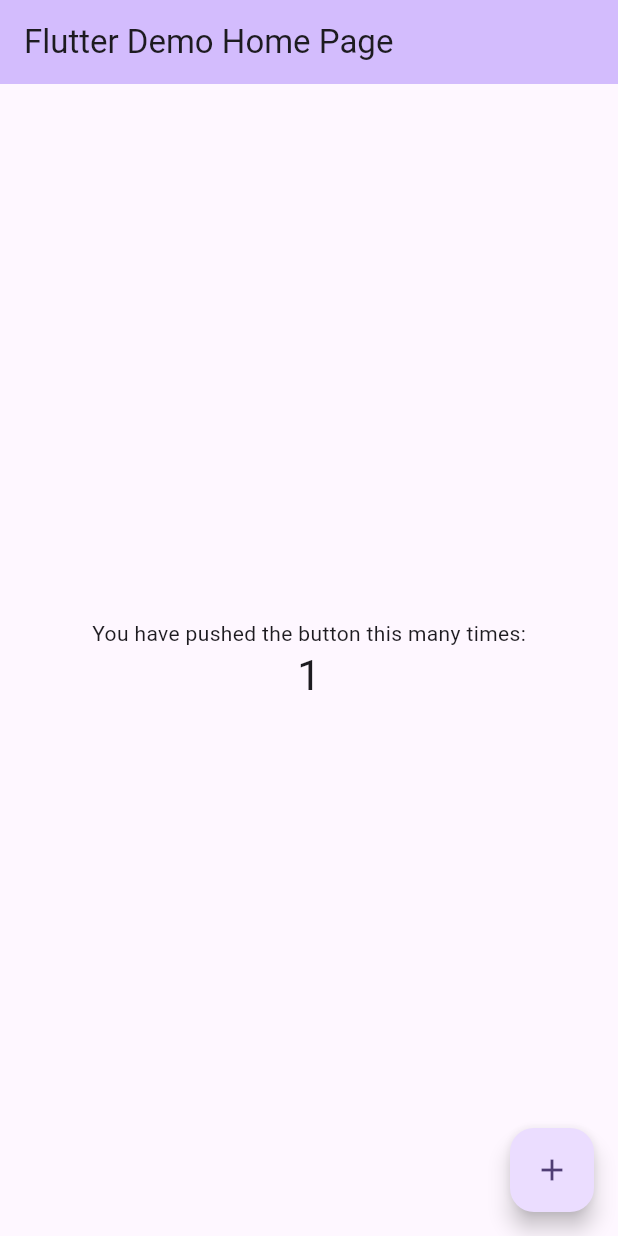
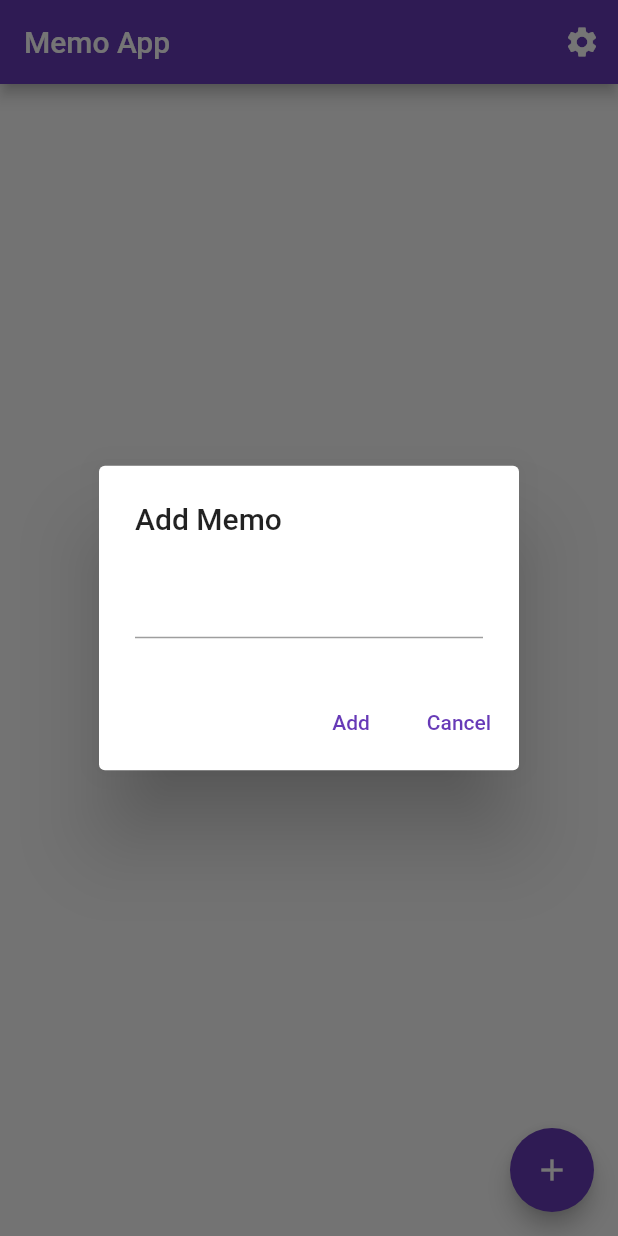
Before and after one commit to 3mako/flutter_application_1, a Flutter app: the screen it shows after launch, after a tap on the "add" icon, on a phone screen of 412 x 824 dp. Run offline on Flutter 3.47's test engine with Material 2 defaults, Android fonts, the phone set to English and light mode, and no system bars; our stand-ins replace sqflite; accounts and stored records are empty.

Commit message:
baseになるメモアプリ

```diff
--- a/lib/main.dart
+++ b/lib/main.dart
@@ -1,131 +1,212 @@
 import 'package:flutter/material.dart';
+
 void main() {
-  runApp(const MyApp());
+  runApp(MemoApp());
 }
 
-// makoto
-
-class MyApp extends StatelessWidget {
-  const MyApp({super.key});
-
-  // This widget is the root of your application.
+class MemoApp extends StatelessWidget {
   @override
   Widget build(BuildContext context) {
     return MaterialApp(
-      title: 'Flutter',
+      title: 'Memo App',
       theme: ThemeData(
-        // This is the theme of your application.
-        //
-        // TRY THIS: Try running your application with "flutter run". You'll see
-        // the application has a blue toolbar. Then, without quitting the app,
-        // try changing the seedColor in the colorScheme below to Colors.green
-        // and then invoke "hot reload" (save your changes or press the "hot
-        // reload" button in a Flutter-supported IDE, or press "r" if you used
-        // the command line to start the app).
-        //
-        // Notice that the counter didn't reset back to zero; the application
-        // state is not lost during the reload. To reset the state, use hot
-        // restart instead.
-        //
-        // This works for code too, not just values: Most code changes can be
-        // tested with just a hot reload.
-        colorScheme: ColorScheme.fromSeed(seedColor: Colors.deepPurple),
-        useMaterial3: true,
+        primarySwatch: Colors.deepPurple,
+        fontFamily: 'Roboto',
       ),
-      home: const MyHomePage(title: 'Flutter Demo Home Page'),
+      home: MemoListScreen(),
     );
   }
 }
 
-class MyHomePage extends StatefulWidget {
-  const MyHomePage({super.key, required this.title});
+class MemoListScreen extends StatefulWidget {
+  @override
+  _MemoListScreenState createState() => _MemoListScreenState();
+}
 
-  // This widget is the home page of your application. It is stateful, meaning
-  // that it has a State object (defined below) that contains fields that affect
-  // how it looks.
-
-  // This class is the configuration for the state. It holds the values (in this
-  // case the title) provided by the parent (in this case the App widget) and
-  // used by the build method of the State. Fields in a Widget subclass are
-  // always marked "final".
-
-  final String title;
+class _MemoListScreenState extends State<MemoListScreen> {
+  List<String> memos = [];
 
   @override
-  State<MyHomePage> createState() => _MyHomePageState();
+  Widget build(BuildContext context) {
+    return Scaffold(
+      appBar: AppBar(
+        title: Text('Memo App'),
+        actions: [
+          IconButton(
+            icon: Icon(Icons.settings),
+            onPressed: () {
+              // メニューなどの設定画面に遷移する処理を追加
+            },
+          ),
+        ],
+      ),
+      body: ListView.builder(
+        itemCount: memos.length,
+        itemBuilder: (context, index) {
+          return Dismissible(
+            key: Key(memos[index]),
+            direction: DismissDirection.endToStart,
+            background: Container(
+              color: Colors.red,
+              alignment: Alignment.centerRight,
+              padding: EdgeInsets.symmetric(horizontal: 16),
+              child: Icon(
+                Icons.delete,
+                color: Colors.white,
+              ),
+            ),
+            onDismissed: (direction) {
+              _deleteMemo(index);
+            },
+            child: Padding(
+              padding: EdgeInsets.symmetric(horizontal: 16, vertical: 8),
+              child: Card(
+                elevation: 4,
+                shape: RoundedRectangleBorder(
+                  borderRadius: BorderRadius.circular(8),
+                ),
+                child: ListTile(
+                  title: Text(
+                    memos[index],
+                    style: TextStyle(
+                      fontWeight: FontWeight.bold,
+                      fontSize: 16,
+                    ),
+                  ),
+                  subtitle: Text(
+                    'Created: ${DateTime.now().toString()}',
+                    style: TextStyle(
+                      fontStyle: FontStyle.italic,
+                    ),
+                  ),
+                  trailing: Icon(
+                    Icons.chevron_right,
+                    color: Colors.deepPurple,
+                  ),
+                  onTap: () {
+                    _navigateToMemoDetail(context, index);
+                  },
+                ),
+              ),
+            ),
+          );
+        },
+      ),
+      floatingActionButton: FloatingActionButton(
+        onPressed: () {
+          _showAddMemoDialog(context);
+        },
+        child: Icon(Icons.add),
+      ),
+    );
+  }
+
+  void _navigateToMemoDetail(BuildContext context, int index) async {
+    final editedMemo = await Navigator.push(
+      context,
+      MaterialPageRoute(
+        builder: (context) => MemoDetailScreen(memo: memos[index]),
+      ),
+    );
+
+    if (editedMemo != null) {
+      setState(() {
+        memos[index] = editedMemo;
+      });
+    }
+  }
+
+  void _showAddMemoDialog(BuildContext context) {
+    showDialog(
+      context: context,
+      builder: (BuildContext context) {
+        String newMemo = '';
+        return AlertDialog(
+          title: Text('Add Memo'),
+          content: TextField(
+            onChanged: (value) {
+              newMemo = value;
+            },
+          ),
+          actions: [
+            TextButton(
+              onPressed: () {
+                setState(() {
+                  memos.add(newMemo);
+                });
+                Navigator.of(context).pop();
+              },
+              child: Text('Add'),
+            ),
+            TextButton(
+              onPressed: () {
+                Navigator.of(context).pop();
+              },
+              child: Text('Cancel'),
+            ),
+          ],
+        );
+      },
+    );
+  }
+
+  void _deleteMemo(int index) {
+    setState(() {
+      memos.removeAt(index);
+    });
+  }
 }
 
-class _MyHomePageState extends State<MyHomePage> {
-  int _counter = 0;
+class MemoDetailScreen extends StatefulWidget {
+  final String memo;
 
-  void _incrementCounter() {
-    setState(() {
-      // This call to setState tells the Flutter framework that something has
-      // changed in this State, which causes it to rerun the build method below
-      // so that the display can reflect the updated values. If we changed
-      // _counter without calling setState(), then the build method would not be
-      // called again, and so nothing would appear to happen.
-      _counter++;
-    });
+  const MemoDetailScreen({required this.memo});
+
+  @override
+  _MemoDetailScreenState createState() => _MemoDetailScreenState();
+}
+
+class _MemoDetailScreenState extends State<MemoDetailScreen> {
+  late TextEditingController _textEditingController;
+
+  @override
+  void initState() {
+    super.initState();
+    _textEditingController = TextEditingController(text: widget.memo);
+  }
+
+  @override
+  void dispose() {
+    _textEditingController.dispose();
+    super.dispose();
   }
 
   @override
   Widget build(BuildContext context) {
-    // This method is rerun every time setState is called, for instance as done
-    // by the _incrementCounter method above.
-    //
-    // The Flutter framework has been optimized to make rerunning build methods
-    // fast, so that you can just rebuild anything that needs updating rather
-    // than having to individually change instances of widgets.
     return Scaffold(
       appBar: AppBar(
-        // TRY THIS: Try changing the color here to a specific color (to
-        // Colors.amber, perhaps?) and trigger a hot reload to see the AppBar
-        // change color while the other colors stay the same.
-        backgroundColor: Theme.of(context).colorScheme.inversePrimary,
-        // Here we take the value from the MyHomePage object that was created by
-        // the App.build method, and use it to set our appbar title.
-        title: Text(widget.title),
+        title: Text('Memo Detail'),
       ),
-      body: Center(
-        // Center is a layout widget. It takes a single child and positions it
-        // in the middle of the parent.
-        child: Column(
-          // Column is also a layout widget. It takes a list of children and
-          // arranges them vertically. By default, it sizes itself to fit its
-          // children horizontally, and tries to be as tall as its parent.
-          //
-          // Column has various properties to control how it sizes itself and
-          // how it positions its children. Here we use mainAxisAlignment to
-          // center the children vertically; the main axis here is the vertical
-          // axis because Columns are vertical (the cross axis would be
-          // horizontal).
-          //
-          // TRY THIS: Invoke "debug painting" (choose the "Toggle Debug Paint"
-          // action in the IDE, or press "p" in the console), to see the
-          // wireframe for each widget.
-          mainAxisAlignment: MainAxisAlignment.center,
-          children: <Widget>[
-            const Text(
-              'You have pushed the button this many times:',
-            ),
-            Text(
-              '$_counter',
-              style: Theme.of(context).textTheme.headlineMedium,
-            ),
-          ],
+      body: Padding(
+        padding: EdgeInsets.all(16),
+        child: TextField(
+          controller: _textEditingController,
+          onChanged: (value) {
+            // メモ内容が変更された場合の処理を追加
+          },
         ),
-
-
-
       ),
-
-
       floatingActionButton: FloatingActionButton(
-        onPressed: _incrementCounter,
-        tooltip: 'Increment',
-        child: const Icon(Icons.add),
-      ), // This trailing comma makes auto-formatting nicer for build methods.
+        onPressed: () {
+          _saveMemo();
+        },
+        child: Icon(Icons.check),
+      ),
     );
   }
+
+  void _saveMemo() {
+    final editedMemo = _textEditingController.text;
+    Navigator.pop(context, editedMemo);
+  }
 }
```
